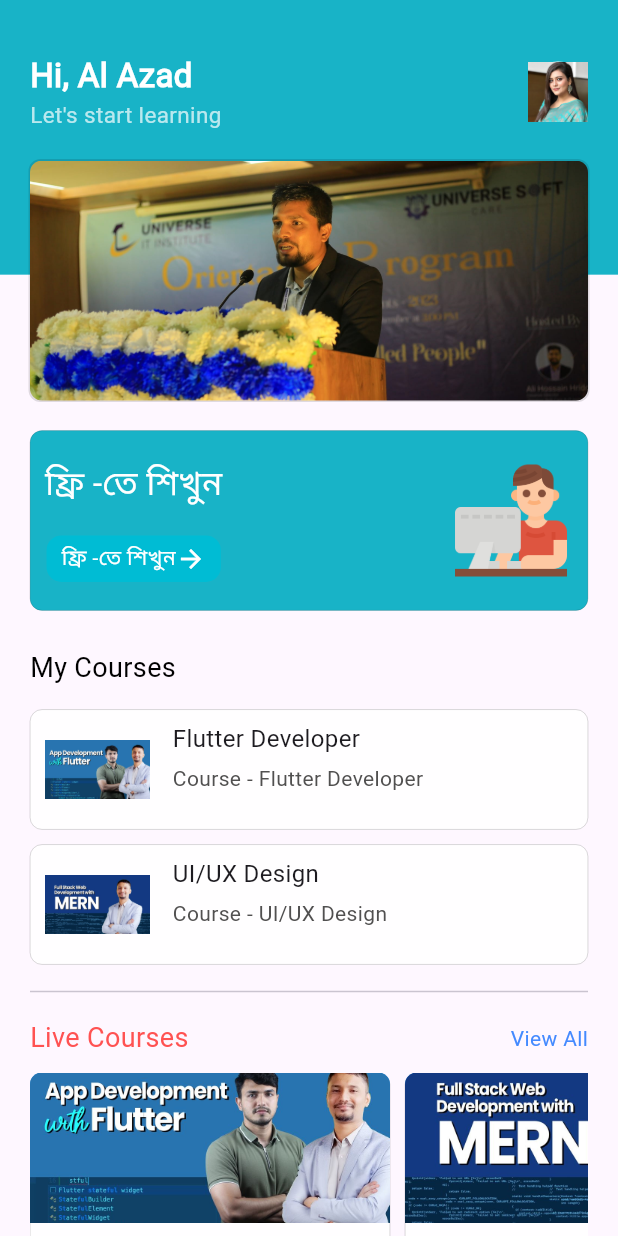
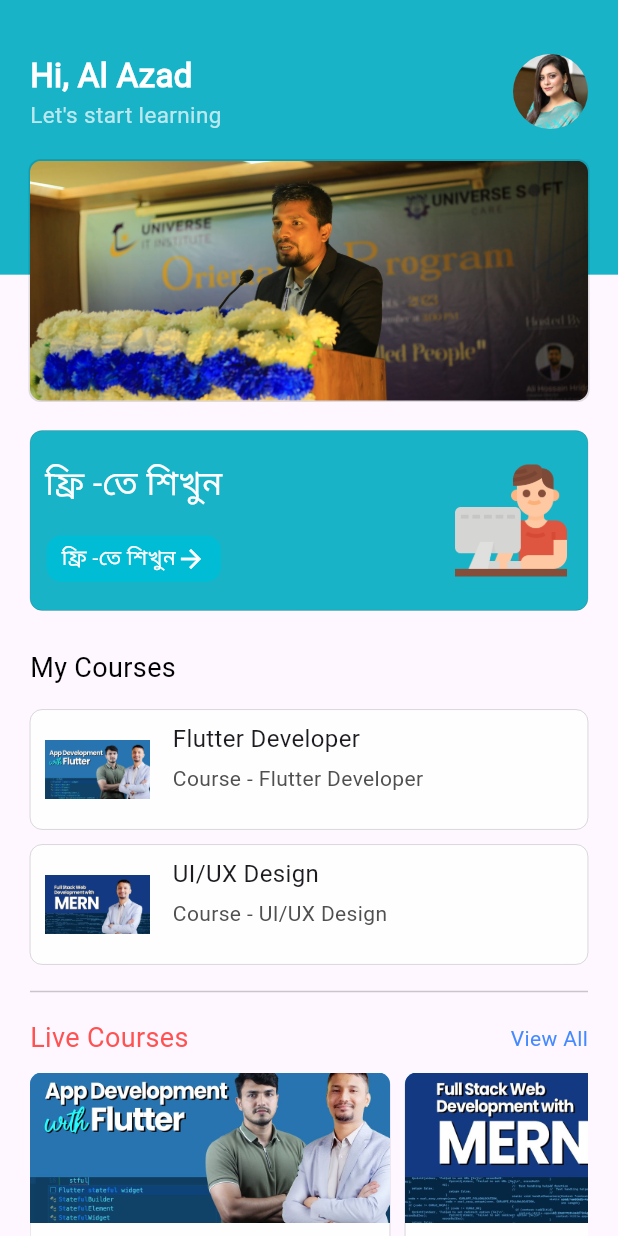
Before and after one commit to alazad214/learning_management, a Flutter app: the HomeScreen screen opened by its route, on a phone screen of 412 x 824 dp. Run offline on Flutter 3.47's test engine with Material 3 defaults, Android fonts, the phone set to English and light mode, and no system bars; our stand-ins replace another_carousel_pro, flutter_rating_bar, fluttertoast, get, google_fonts, introduction_screen and 3 more; accounts and stored records are empty; Roboto replaces fonts that are missing (robotomono).

Commit message:
some changes

```diff
--- a/lib/app/home/widgets/home_appbar.dart
+++ b/lib/app/home/widgets/home_appbar.dart
@@ -17,11 +17,15 @@ class HomeAppBar extends StatelessWidget {
               children: [
                 Text('Hi, Al Azad',
                     style: AppTextStyle1(textColor: Colors.white)),
-                Text("Let's start learning", style: AppTextStyle2(textColor: Colors.white70)),
+                Text("Let's start learning",
+                    style: AppTextStyle2(textColor: Colors.white70)),
               ],
             ),
-            CircleAvatar(
-                backgroundColor: Colors.white,
+            Container(
+                height: 50,
+                width: 50,
+                clipBehavior: Clip.antiAlias,
+                decoration: BoxDecoration(shape: BoxShape.circle),
                 child: Image.asset('assets/logo/tripti.jpg'))
           ],
         )
```
